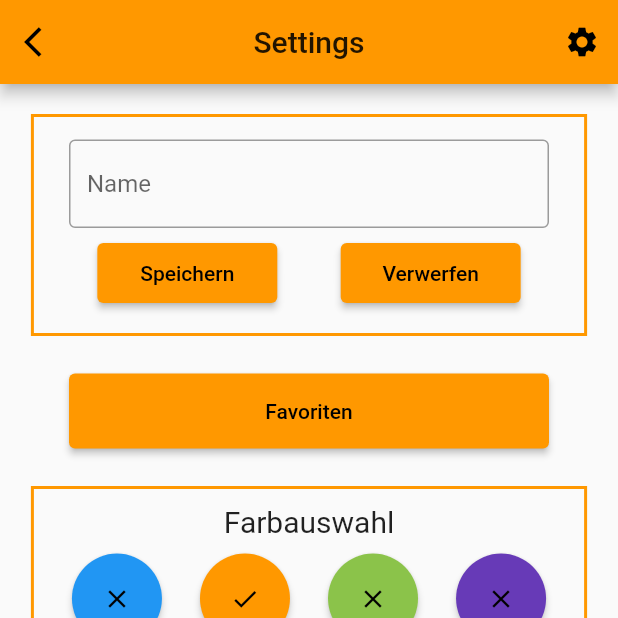
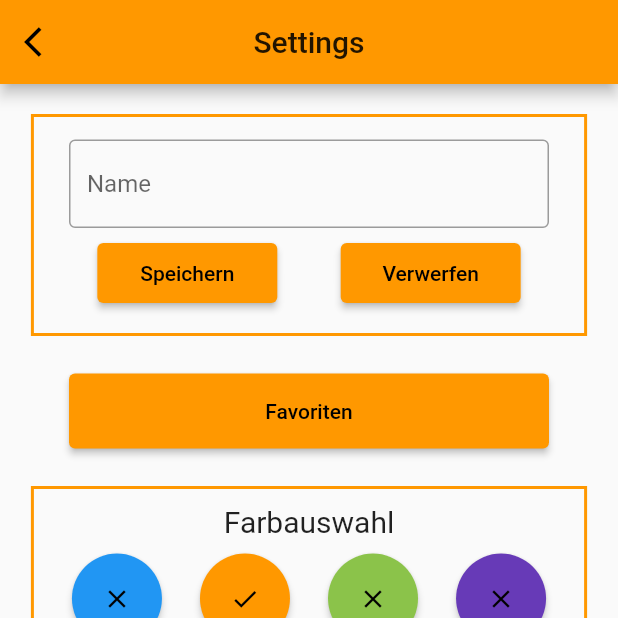
Before and after one commit to PascalWitzel/meditations_app, a Flutter app: the settingsScreen screen opened directly, on a phone screen of 412 x 824 dp, the top half of it. Run offline on Flutter 3.47's test engine with Material 2 defaults, Android fonts, the phone set to English and light mode, and no system bars; our stand-ins replace animated_splash_screen, audioplayers, google_fonts, shared_preferences; missing offline and left inert: confirm_dialog; accounts and stored records are empty.

Commit message:
Settings Appbar angepasst, Settings können jetzt nicht immer wieder auf den Stack gepackt werden.

```diff
--- a/lib/screens/appbar.dart
+++ b/lib/screens/appbar.dart
@@ -9,12 +9,11 @@ AppBar appbarhome(BuildContext context, String title) {
       title,
     ),
     leading: GestureDetector(
-      child: Icon(Icons.house),
-      onTap: () {
-        Navigator.push(context,
-            MaterialPageRoute(builder: (context) => WelcomeScreen()));
-      }
-    ),
+        child: Icon(Icons.house),
+        onTap: () {
+          Navigator.push(context,
+              MaterialPageRoute(builder: (context) => WelcomeScreen()));
+        }),
     actions: [
       Padding(
         padding: const EdgeInsets.only(right: 12.0),
@@ -39,9 +38,7 @@ AppBar appbarback(BuildContext context, String title) {
     leading: IconButton(
       icon: Icon(Icons.arrow_back_ios),
       onPressed: () {
-        Navigator.pop(
-            context
-        );
+        Navigator.pop(context);
       },
     ),
     actions: [
@@ -58,3 +55,19 @@ AppBar appbarback(BuildContext context, String title) {
     ],
   );
 }
+
+
+AppBar appbarSetting(BuildContext context, String title) {
+  return AppBar(
+    centerTitle: true,
+    title: Text(
+      title,
+    ),
+    leading: IconButton(
+      icon: Icon(Icons.arrow_back_ios),
+      onPressed: () {
+        Navigator.pop(context);
+      },
+    ),
+  );
+}
--- a/lib/screens/settingsScreen.dart
+++ b/lib/screens/settingsScreen.dart
@@ -57,7 +57,7 @@ class _settingsScreenState extends State<settingsScreen> {
     final themeNotifier = Provider.of<ThemeNotifier>(context);
 
     return Scaffold(
-      appBar: appbarback(context, "Settings"),
+      appBar: appbarSetting(context, "Settings"),
       body: SingleChildScrollView(
         child: Column(
           children: [
```
